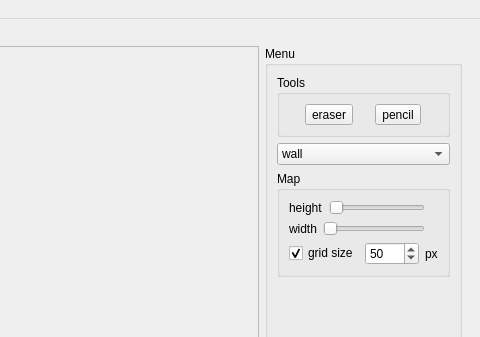
Old version of the form mainwindow.ui in the repository LaserShrimp/Hada; both pictures show x 571 to 1051 and y 0 to 337 of the 1051 by 750 pixel window.
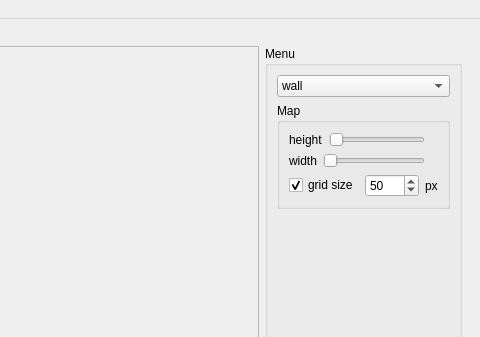
New version of the form.

Commit message: eraser feature

Patch:
```diff
--- a/mainwindow.ui
+++ b/mainwindow.ui
@@ -88,39 +88,10 @@
          <property name="flat">
           <bool>false</bool>
          </property>
-         <layout class="QVBoxLayout" name="verticalLayout_3" stretch="0,0,0,0,0">
+         <layout class="QVBoxLayout" name="verticalLayout_3" stretch="0,0,0,0">
           <property name="sizeConstraint">
            <enum>QLayout::SetMaximumSize</enum>
           </property>
-          <item>
-           <widget class="QGroupBox" name="groupBox">
-            <property name="title">
-             <string>Tools</string>
-            </property>
-            <layout class="QHBoxLayout" name="horizontalLayout_6">
-             <item>
-              <widget class="QToolButton" name="toolButton_2">
-               <property name="toolTip">
-                <string>&lt;html&gt;&lt;head/&gt;&lt;body&gt;&lt;p align=&quot;center&quot;&gt;eraser&lt;/p&gt;&lt;/body&gt;&lt;/html&gt;</string>
-               </property>
-               <property name="text">
-                <string>eraser</string>
-               </property>
-              </widget>
-             </item>
-             <item>
-              <widget class="QToolButton" name="toolButton">
-               <property name="toolTip">
-                <string>&lt;html&gt;&lt;head/&gt;&lt;body&gt;&lt;p align=&quot;center&quot;&gt;pencil&lt;/p&gt;&lt;/body&gt;&lt;/html&gt;</string>
-               </property>
-               <property name="text">
-                <string>pencil</string>
-               </property>
-              </widget>
-             </item>
-            </layout>
-           </widget>
-          </item>
           <item>
            <widget class="QComboBox" name="comboBox">
             <item>
```
The commit also changes 3 other files.
